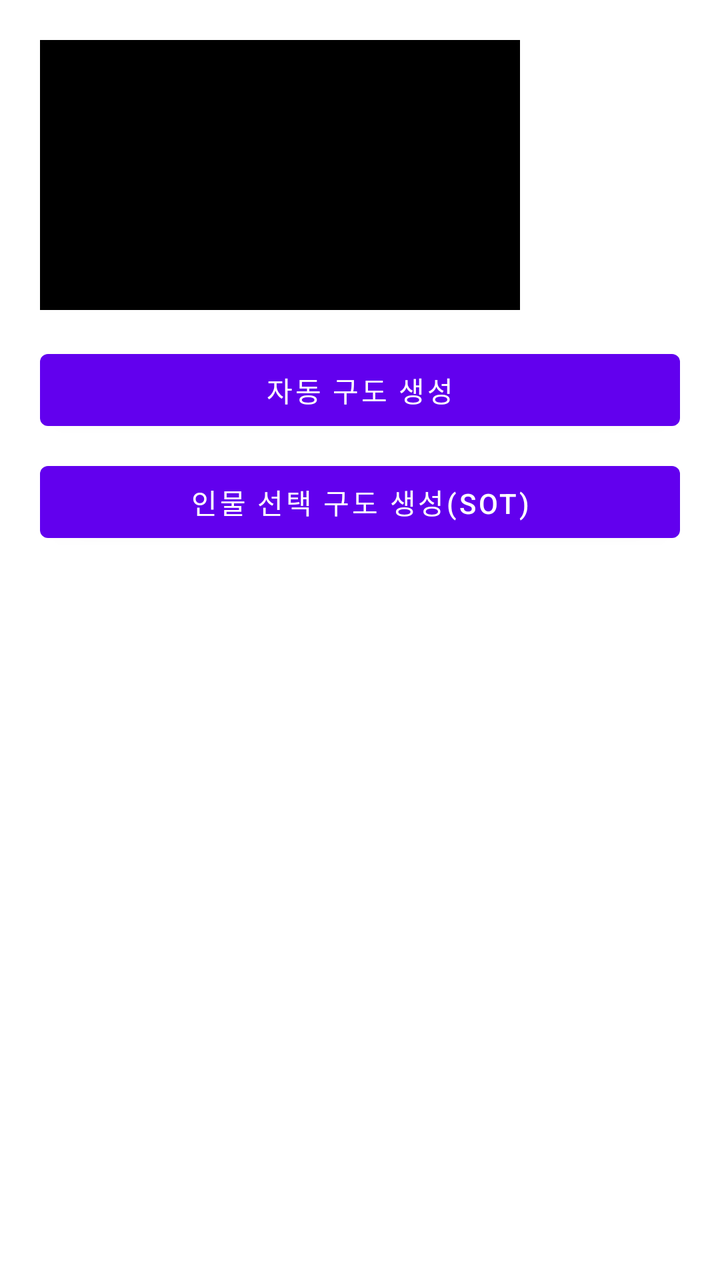
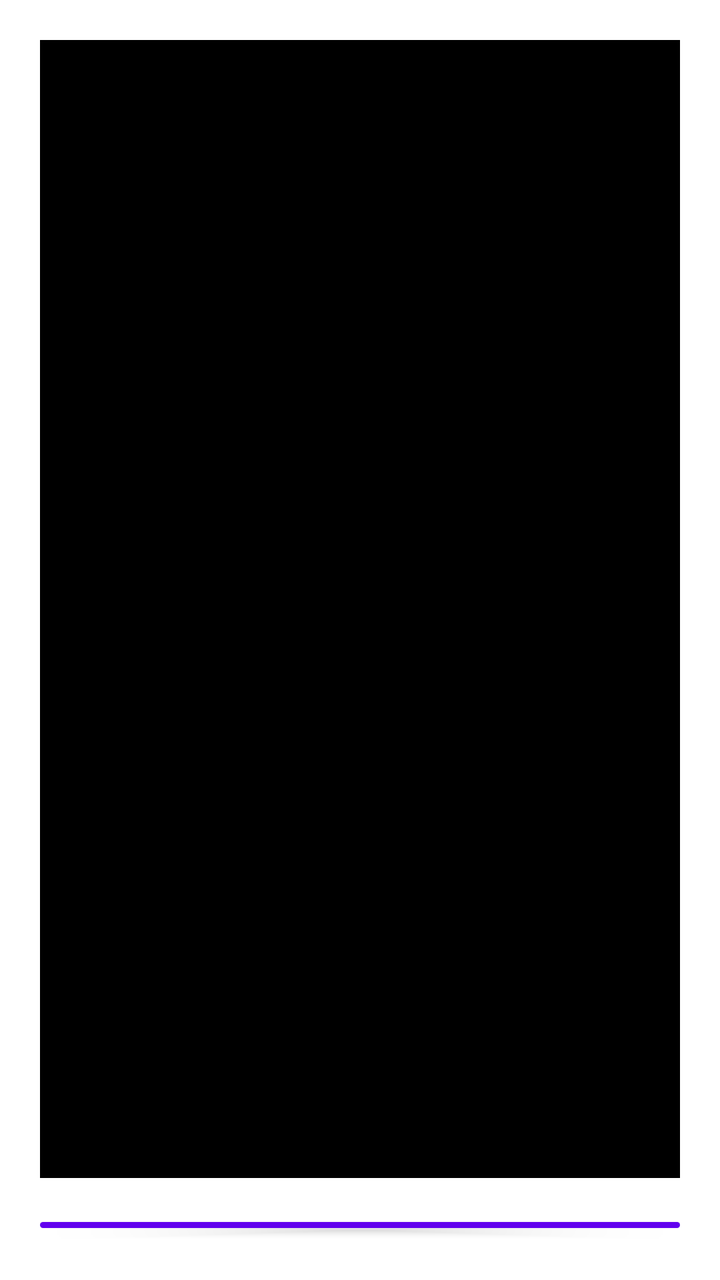

The first picture is an Android layout as it rendered before a commit; the second is the same layout after the commit. The layout source and the unified diff follow.
<!-- AndroidManifest.xml: fallback theme Theme.MaterialComponents.DayNight.NoActionBar -->
<!-- res/layout/dialog_pick_crop_mode.xml -->
<?xml version="1.0" encoding="utf-8"?>
<LinearLayout xmlns:android="http://schemas.android.com/apk/res/android"
    android:orientation="vertical"
    android:padding="20dp"
    android:layout_width="wrap_content"
    android:layout_height="wrap_content"
    android:background="@android:color/transparent">

    <ImageView
        android:id="@+id/thumb"
        android:layout_width="240dp"
        android:layout_height="135dp"
        android:scaleType="centerCrop"
        android:background="@android:color/black"/>

    <Space android:layout_width="0dp" android:layout_height="16dp"/>

    <Button
        android:id="@+id/btnAuto"
        android:layout_width="match_parent"
        android:layout_height="wrap_content"
        android:text="자동 구도 생성"/>

    <Space android:layout_width="0dp" android:layout_height="8dp"/>

    <Button
        android:id="@+id/btnSot"
        android:layout_width="match_parent"
        android:layout_height="wrap_content"
        android:text="인물 선택 구도 생성(SOT)"/>
</LinearLayout>
<!-- resources referenced by this layout -->
<resources>

</resources>

<!-- the commit's change to res/layout/dialog_pick_crop_mode.xml (unified diff, before → after) -->
@@ -1,17 +1,28 @@
 <?xml version="1.0" encoding="utf-8"?>
 <LinearLayout xmlns:android="http://schemas.android.com/apk/res/android"
+    xmlns:app="http://schemas.android.com/apk/res-auto"
     android:orientation="vertical"
     android:padding="20dp"
     android:layout_width="wrap_content"
     android:layout_height="wrap_content"
     android:background="@android:color/transparent">
 
-    <ImageView
-        android:id="@+id/thumb"
-        android:layout_width="240dp"
-        android:layout_height="135dp"
-        android:scaleType="centerCrop"
-        android:background="@android:color/black"/>
+    <androidx.constraintlayout.widget.ConstraintLayout
+        android:layout_width="match_parent"
+        android:layout_height="wrap_content">
+
+        <ImageView
+            android:id="@+id/thumb"
+            android:layout_width="0dp"
+            android:layout_height="0dp"
+            android:scaleType="centerCrop"
+            android:background="@android:color/black"
+            app:layout_constraintTop_toTopOf="parent"
+            app:layout_constraintStart_toStartOf="parent"
+            app:layout_constraintEnd_toEndOf="parent"
+            app:layout_constraintDimensionRatio="9:16"/>
+
+    </androidx.constraintlayout.widget.ConstraintLayout>
 
     <Space android:layout_width="0dp" android:layout_height="16dp"/>
 
